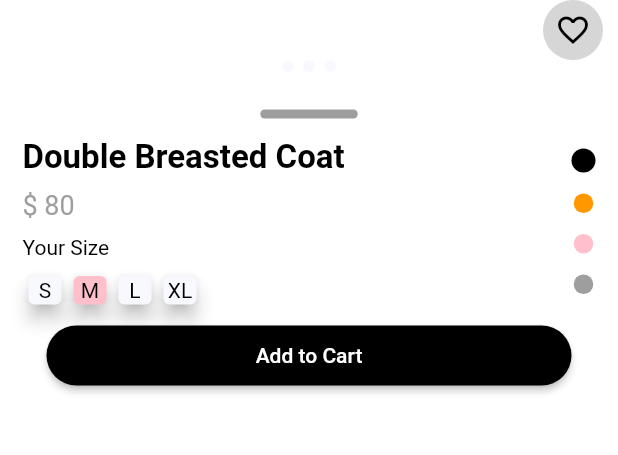
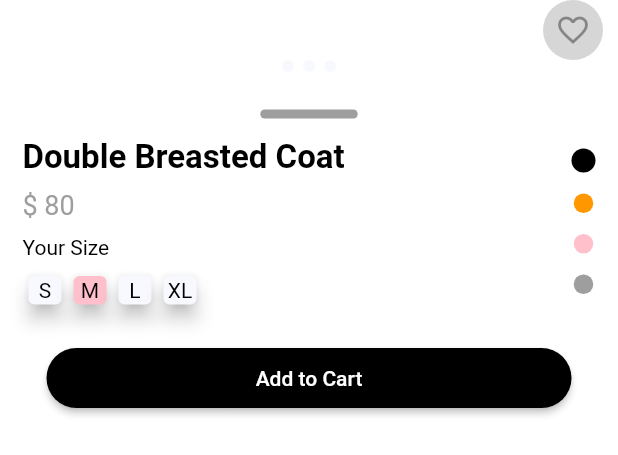
Before and after one commit to DevAdedoyin/e-commerce-store-ui, a Flutter app: the PreviewChild widget shown alone on an empty page, opened directly, on a phone screen of 412 x 824 dp. Shown: the top 455 px of the screen. Run offline on Flutter 3.47's test engine with Material 2 defaults, Android fonts, the phone set to English and light mode, and no system bars; our stand-ins replace badges; missing offline and left inert: draggable_bottom_sheet; network calls fail.

Commit message:
Preview child overflow resolved

```diff
--- a/lib/screens/detail_screen.dart
+++ b/lib/screens/detail_screen.dart
@@ -25,9 +25,9 @@ class DetailScreen extends StatelessWidget {
             ),
           ),
         ),
-        previewChild: PreviewChild(),
+        previewChild: SingleChildScrollView(child: PreviewChild()),
         expandedChild: SingleChildScrollView(child: ExpandedChild()),
-        minExtent: 279,
+        minExtent: 290,
         maxExtent: 550,
       ),
     );
--- a/lib/widgets/preview_child.dart
+++ b/lib/widgets/preview_child.dart
@@ -25,7 +25,7 @@ class PreviewChild extends StatelessWidget {
                     onPressed: () {},
                     icon: const Icon(
                       Icons.favorite_border,
-                      color: Colors.black,
+                      color: Colors.black38,
                     )),
               ),
             ),
@@ -77,8 +77,8 @@ class PreviewChild extends StatelessWidget {
                   height: 10,
                 ),
                 CoatInfoWidget(),
-                SizedBox(
-                  // margin: const EdgeInsets.symmetric(horizontal: 5),
+                Container(
+                  margin: const EdgeInsets.symmetric(vertical: 15),
                   width: 350,
                   height: 40,
                   child: ElevatedButton(
```
